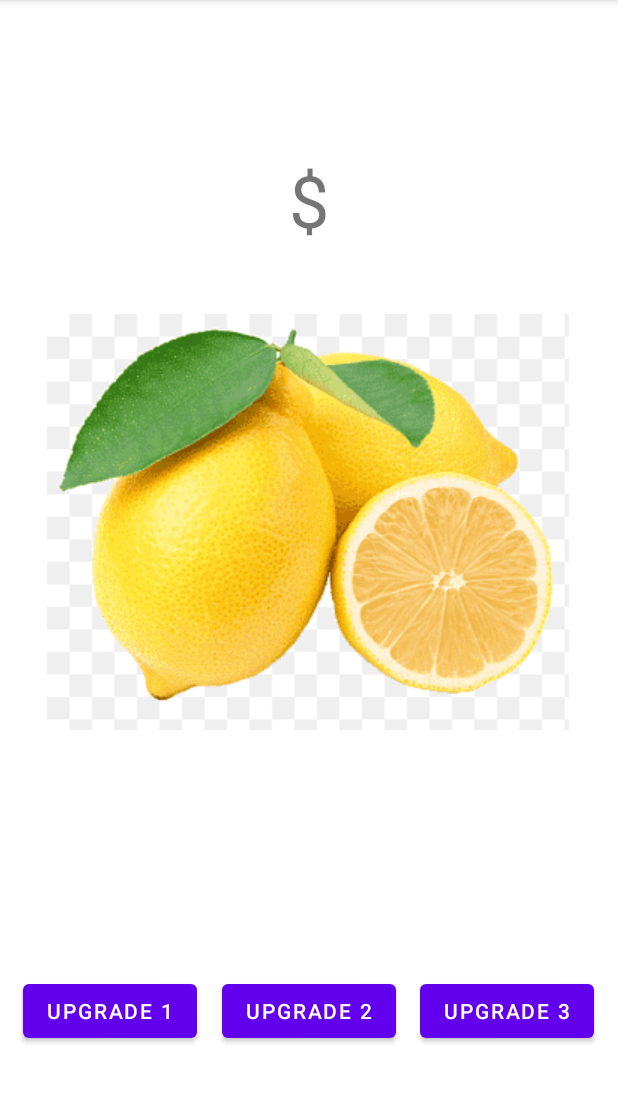
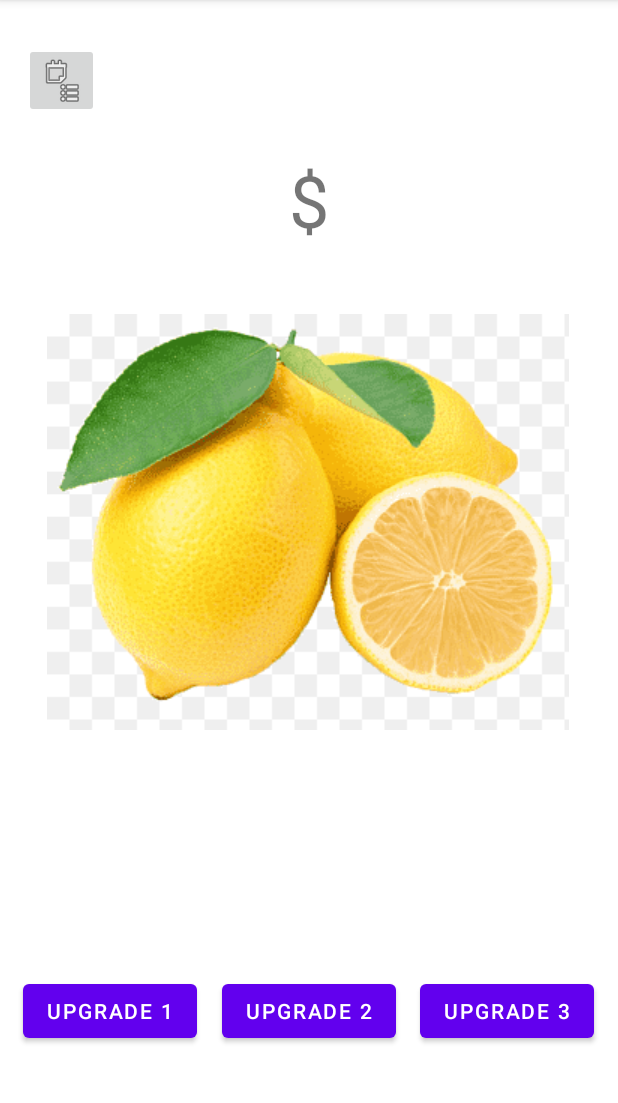
Before and after one commit to trendywalnut/SourSalesman, an Android app: the screen it shows after launch (MainActivity), on a phone screen of 412 x 824 dp, the part 84-1187 px from its top. Run offline under Robolectric (Android 15) with nearby library versions, the phone set to English and light mode, and no system bars.

Commit message:
Started on Stats toast

```diff
--- a/SourSalesmen/app/src/main/java/com/example/soursalesmen/MainActivity.kt
+++ b/SourSalesmen/app/src/main/java/com/example/soursalesmen/MainActivity.kt
@@ -2,16 +2,20 @@ package com.example.soursalesmen
 
 import androidx.appcompat.app.AppCompatActivity
 import android.os.Bundle
+import android.widget.ImageButton
 import android.widget.ImageView
 import android.widget.TextView
+import android.widget.Toast
 
 class MainActivity : AppCompatActivity() {
 
     //set up variables
     private var lemonImage : ImageView? = null
-    private var scoreText : TextView? = null
+    public var scoreText : TextView? = null
     private var moneyString : String? = "$0"
-    private var clickCount = 0
+    public var clickCount = 0
+
+    private var statsButton : ImageButton? = null
 
     override fun onCreate(savedInstanceState: Bundle?) {
         super.onCreate(savedInstanceState)
@@ -23,6 +27,14 @@ class MainActivity : AppCompatActivity() {
 
         lemonImage!!.setOnClickListener {
             clickLemonImage()
+        }
+        statsButton = findViewById(R.id.statsButton)
+        //stats = findViewById(R.id.statsMenu)
+
+        //stats!!.visibility = View.INVISIBLE
+
+        statsButton!!.setOnClickListener{
+            openMenu()
         }
     }
 
@@ -38,4 +50,15 @@ class MainActivity : AppCompatActivity() {
 
         scoreText.text = moneyString
     }
+
+    private fun openMenu() {
+        //stats!!.visibility = View.VISIBLE
+        val money : String = "$ $clickCount"
+        val duration = Toast.LENGTH_SHORT
+
+        val text : String = "Total money made: " + money
+
+        val toast = Toast.makeText(applicationContext, text, duration)
+        toast.show()
+    }
 }
--- a/SourSalesmen/app/src/main/res/layout/activity_main.xml
+++ b/SourSalesmen/app/src/main/res/layout/activity_main.xml
@@ -65,4 +65,18 @@
         app:layout_constraintTop_toBottomOf="@+id/lemonImage"
         app:layout_constraintVertical_bias="0.7" />
 
+    <ImageButton
+        android:id="@+id/statsButton"
+        android:layout_width="50dp"
+        android:layout_height="50dp"
+        android:layout_marginTop="4dp"
+        app:layout_constraintBottom_toTopOf="@+id/lemonImage"
+        app:layout_constraintEnd_toEndOf="parent"
+        app:layout_constraintHorizontal_bias="0.044"
+        app:layout_constraintStart_toStartOf="parent"
+        app:layout_constraintTop_toTopOf="parent"
+        app:layout_constraintVertical_bias="0.158"
+        app:srcCompat="@android:drawable/ic_menu_agenda"
+        tools:ignore="SpeakableTextPresentCheck" />
+
 </androidx.constraintlayout.widget.ConstraintLayout>
```
Also changed, not shown: SourSalesmen/app/src/main/java/com/example/soursalesmen/StatsButton.kt (added, +45 -0 lines).
